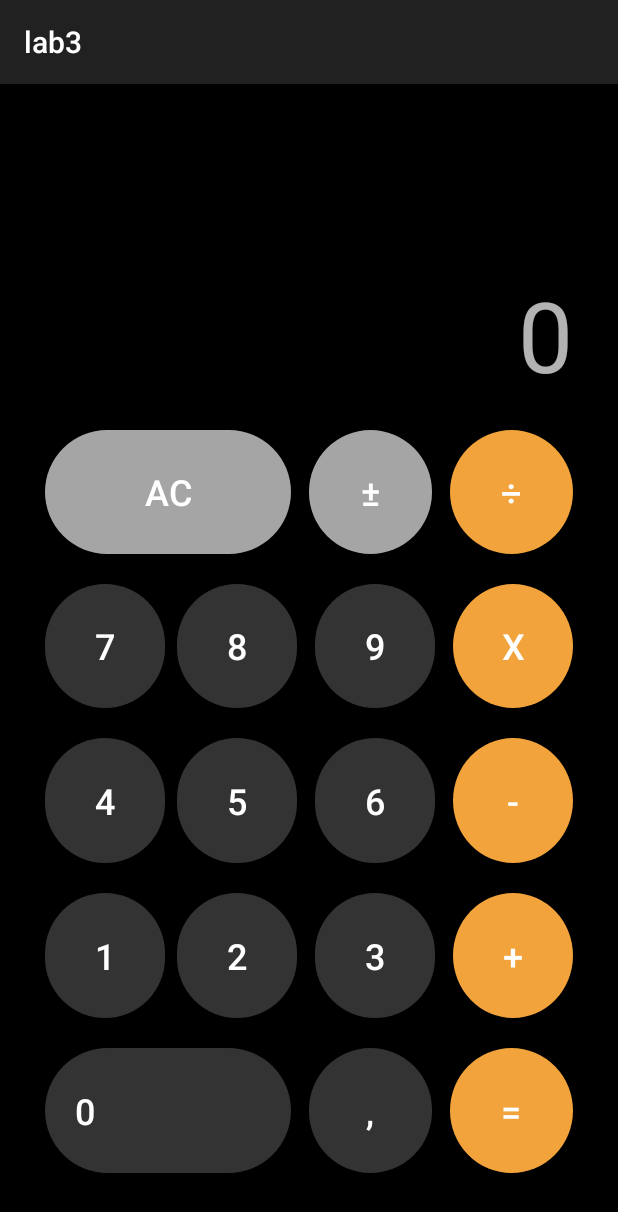
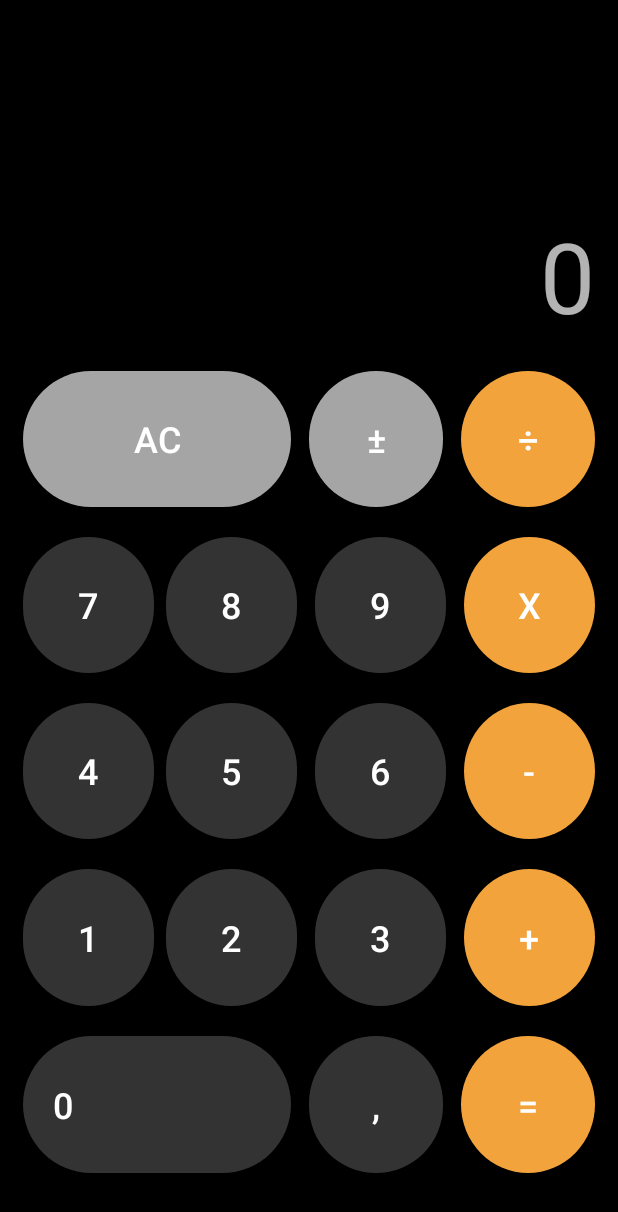
Before and after one commit to Arturio186/kotlin-labs, an Android app: the screen it shows after launch (MainActivity), on a phone screen of 412 x 824 dp. Shown: the top 1212 px of the screen. Run offline under Robolectric (Android 15) with nearby library versions, the phone set to English and light mode, and no system bars.

```diff
--- a/lab3/app/src/main/res/layout/activity_main.xml
+++ b/lab3/app/src/main/res/layout/activity_main.xml
@@ -7,8 +7,8 @@
     android:layout_height="match_parent"
     android:background="@color/black"
     android:orientation="vertical"
-    android:paddingLeft="20dp"
-    android:paddingRight="20dp"
+    android:paddingLeft="5dp"
+    android:paddingRight="5dp"
     android:paddingBottom="32dp"
     tools:context=".MainActivity">
 
@@ -20,7 +20,8 @@
         android:gravity="end|bottom"
         android:textSize="65sp"
         android:text="0"
-        android:padding="10dp" />
+        android:padding="10dp"
+        android:singleLine="true" />
 
     <LinearLayout
         android:id="@+id/buttonLayout"
@@ -252,6 +253,4 @@
                 android:layout_marginLeft="12dp" />
         </LinearLayout>
     </LinearLayout>
-
-
 </LinearLayout>
--- a/lab3/app/src/main/res/values/themes.xml
+++ b/lab3/app/src/main/res/values/themes.xml
@@ -1,4 +1,4 @@
 <resources xmlns:tools="http://schemas.android.com/tools">
-    <style name="Base.Theme.Lab3" parent="Theme.AppCompat" />
+    <style name="Base.Theme.Lab3" parent="Theme.AppCompat.NoActionBar" />
     <style name="Theme.Lab3" parent="Base.Theme.Lab3" />
 </resources>
```
Also changed, not shown: lab3/app/src/main/java/com/example/lab3/MainActivity.kt (+33 -3 lines).
